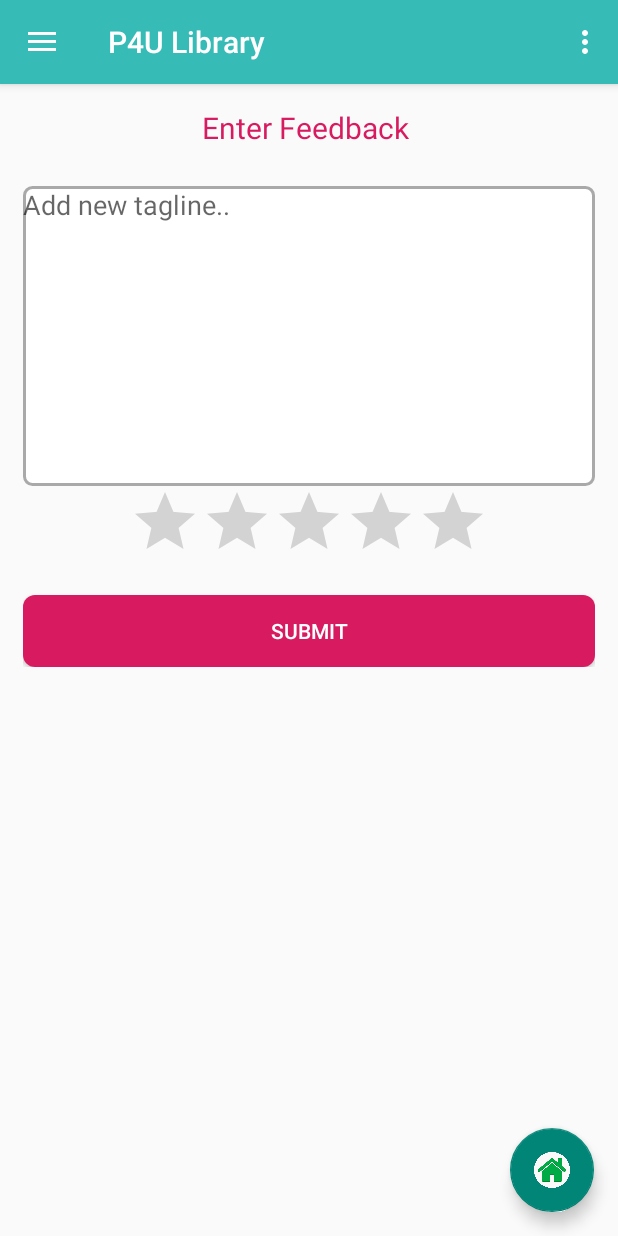
After one commit to pramodmauryapk/testp4u, an Android app: the fragment FeedbackAddFragment placed in its activity, on a phone screen of 412 x 824 dp. The commit adds this screen. Run offline under Robolectric (Android 15) with nearby library versions, the phone set to English and light mode, and no system bars; our stand-ins replace Firebase (no records; nobody signed in at launch, a user with empty details on screens opened directly); 2 statements that could not run were skipped.

Commit message:
integration feedback and news marquee fragment

```diff
--- /dev/null
+++ b/app/src/main/java/my/app/p4ulibrary/home_for_all/FeedbackAddFragment.java
@@ -0,0 +1,52 @@
+package my.app.p4ulibrary.home_for_all;
+
+import android.os.Bundle;
+import android.view.LayoutInflater;
+import android.view.View;
+import android.view.ViewGroup;
+import android.widget.Button;
+import android.widget.EditText;
+import android.widget.RatingBar;
+import android.widget.TextView;
+
+import androidx.annotation.NonNull;
+import androidx.annotation.Nullable;
+
+import com.google.firebase.database.DatabaseReference;
+import com.google.firebase.database.FirebaseDatabase;
+
+import my.app.p4ulibrary.R;
+import my.app.p4ulibrary.main_menu.HomeFragment;
+
+public class FeedbackAddFragment extends HomeFragment {
+
+
+    private DatabaseReference myref;
+    private EditText editText;
+    private TextView textView;
+    private Button button;
+    private View v;
+    private RatingBar ratingBar;
+    @Nullable
+    @Override
+    public View onCreateView(@NonNull LayoutInflater inflater, ViewGroup container, Bundle savedInstanceState) {
+
+        v = inflater.inflate(R.layout.fragment_add_news,container,false);
+
+        myref = FirebaseDatabase.getInstance().getReference("News");
+
+        initViews();
+        textView.setText ("Enter Feedback ");
+        button.setText ("Submit");
+        ratingBar.setVisibility (View.VISIBLE);
+        return v;
+    }
+    private void initViews(){
+        editText=(EditText)v.findViewById (R.id.textView1);
+        textView=(TextView)v.findViewById (R.id.txt1);
+        button=(Button)v.findViewById (R.id.btn_add);
+        ratingBar=(RatingBar)v.findViewById (R.id.ratingBar);
+    }
+
+
+}
--- /dev/null
+++ b/app/src/main/java/my/app/p4ulibrary/home_for_all/NewsAddFragment.java
@@ -0,0 +1,42 @@
+package my.app.p4ulibrary.home_for_all;
+
+import android.os.Bundle;
+import android.view.LayoutInflater;
+import android.view.View;
+import android.view.ViewGroup;
+
+import androidx.annotation.NonNull;
+import androidx.annotation.Nullable;
+
+import com.google.firebase.database.DatabaseReference;
+import com.google.firebase.database.FirebaseDatabase;
+
+import my.app.p4ulibrary.R;
+import my.app.p4ulibrary.main_menu.HomeFragment;
+
+public class NewsAddFragment extends HomeFragment {
+
+
+    private DatabaseReference myref;
+
+    private View v;
+    @Nullable
+    @Override
+    public View onCreateView(@NonNull LayoutInflater inflater, ViewGroup container, Bundle savedInstanceState) {
+
+        v = inflater.inflate(R.layout.fragment_add_news,container,false);
+
+        myref = FirebaseDatabase.getInstance().getReference("News");
+
+        initViews();
+
+
+
+        return v;
+    }
+    private void initViews(){
+
+    }
+
+
+}
--- a/app/src/main/java/my/app/p4ulibrary/main_menu/MainActivity.java
+++ b/app/src/main/java/my/app/p4ulibrary/main_menu/MainActivity.java
@@ -42,6 +42,8 @@ import my.app.p4ulibrary.book_cornor.IssueBookFragment;
 import my.app.p4ulibrary.book_cornor.SearchBookFragment;
 import my.app.p4ulibrary.book_cornor.SubmitBookFragment;
 import my.app.p4ulibrary.book_cornor.UpdateBookFragment;
+import my.app.p4ulibrary.home_for_all.FeedbackAddFragment;
+import my.app.p4ulibrary.home_for_all.NewsAddFragment;
 import my.app.p4ulibrary.user_cornor.AddUserFragment;
 import my.app.p4ulibrary.user_cornor.ManageUserFragment;
 import my.app.p4ulibrary.user_cornor.UserProfileFragment;
@@ -226,6 +228,11 @@ public class MainActivity extends AppCompatActivity
             case R.id.nav_manage_user:newContent=new ManageUserFragment ();
                 break;
 
+            case R.id.nav_manage_news:newContent=new NewsAddFragment ();
+                break;
+            case R.id.nav_feedback:newContent=new FeedbackAddFragment ();
+                break;
+
         }
 
         if (newContent != null) {
--- a/app/src/main/res/layout/activity_view_role.xml
+++ b/app/src/main/res/layout/activity_view_role.xml
@@ -8,7 +8,7 @@
     android:paddingRight="@dimen/activity_horizontal_margin"
     android:paddingTop="@dimen/activity_vertical_margin"
     tools:context=".ViewRoleActivity"
-    android:background="@color/transparent">
+    android:background="@color/cardview_dark_background">
    <!-- <ProgressBar
         android:layout_width="wrap_content"
         android:layout_height="wrap_content"
--- /dev/null
+++ b/app/src/main/res/layout/fragment_add_news.xml
@@ -0,0 +1,66 @@
+<?xml version="1.0" encoding="utf-8"?>
+<RelativeLayout xmlns:android="http://schemas.android.com/apk/res/android"
+    android:layout_width="match_parent"
+    android:layout_height="match_parent">
+
+
+<RelativeLayout
+    android:layout_width="match_parent"
+    android:layout_height="wrap_content"
+    android:id="@+id/search_book_fragment"
+    style="@style/Relative_layout_style">
+<LinearLayout
+    android:layout_width="match_parent"
+    android:id="@+id/lay0"
+    android:gravity="center_horizontal"
+    android:layout_height="wrap_content">
+        <TextView
+            android:layout_width="wrap_content"
+            android:layout_height="wrap_content"
+            android:textColor="@color/colorRed"
+            android:textSize="20sp"
+            android:paddingBottom="20dp"
+            android:id="@+id/txt1"
+            android:text="Type News to Add in Marquee"/>
+    </LinearLayout>
+
+<EditText
+    android:id="@+id/textView1"
+    android:layout_below="@+id/lay0"
+    android:layout_width="match_parent"
+    android:layout_height="200sp"
+    style="@style/createuser_textbox_style"
+    android:lines="8"
+    android:minLines="6"
+    android:gravity="top|left"
+    android:maxLines="10"
+    android:scrollbars="vertical"
+    android:hint="Add new tagline.."
+    android:inputType="textMultiLine"/>
+
+    <RatingBar
+    android:id="@+id/ratingBar"
+        android:layout_below="@+id/textView1"
+        android:layout_centerHorizontal="true"
+        android:visibility="gone"
+    android:layout_width="wrap_content"
+    android:layout_height="wrap_content" />
+
+        <Button
+            android:id="@+id/btn_add"
+            android:layout_width="match_parent"
+            android:layout_height="wrap_content"
+            android:layout_below="@id/ratingBar"
+            android:layout_marginTop="15dp"
+            android:background="@drawable/button_shape"
+            android:text="@string/update"
+            android:textColor="@color/colorwhite"/>
+
+
+
+</RelativeLayout>
+
+
+
+
+</RelativeLayout>
--- a/app/src/main/res/menu/head_drawer.xml
+++ b/app/src/main/res/menu/head_drawer.xml
@@ -31,7 +31,12 @@
             android:title="@string/menu_submit_book" />
 
     </group>
-
-
-
+    <item android:title="@string/user_corner">
+        <menu>
+    <item
+        android:id="@+id/nav_feedback"
+        android:icon="@drawable/ic_menu_send"
+        android:title="@string/menu_feedback" />
+        </menu>
+    </item>
 </menu>
--- a/app/src/main/res/menu/main_drawer.xml
+++ b/app/src/main/res/menu/main_drawer.xml
@@ -39,6 +39,14 @@
                 android:id="@+id/nav_manage_user"
                 android:icon="@drawable/ic_menu_send"
                 android:title="@string/menu_manage_user" />
+            <item
+                android:id="@+id/nav_manage_news"
+                android:icon="@drawable/ic_menu_send"
+                android:title="@string/menu_news" />
+            <item
+                android:id="@+id/nav_feedback"
+                android:icon="@drawable/ic_menu_send"
+                android:title="@string/menu_feedback" />
         </menu>
     </item>
 
--- a/app/src/main/res/menu/user_drawer.xml
+++ b/app/src/main/res/menu/user_drawer.xml
@@ -16,7 +16,14 @@
 
 
     </group>
-
+    <item android:title="@string/user_corner">
+        <menu>
+            <item
+                android:id="@+id/nav_feedback"
+                android:icon="@drawable/ic_menu_send"
+                android:title="@string/menu_feedback" />
+        </menu>
+    </item>
 
 
 </menu>
--- a/app/src/main/res/values/strings.xml
+++ b/app/src/main/res/values/strings.xml
@@ -78,7 +78,7 @@
     <string name="welcome_to">Welcome To</string>
     <string name="parvarish_knowledge_center">P4U Knowledge Center</string>
     <string name="todo">TODO</string>
-    <string name="welcome">welcome</string>
+    <string name="welcome">Welcome</string>
     <string name="home">Home</string>
     <string name="author_name">Author Name</string>
     <string name="book_title">Book Title</string>
@@ -125,5 +125,7 @@
     <string name="delete">Delete</string>
     <string name="mobile">Mobile No</string>
     <string name="menu_manage_user">Manage User</string>
+    <string name="menu_news">Load News</string>
+    <string name="menu_feedback">Feedback</string>
 
 </resources>
```
